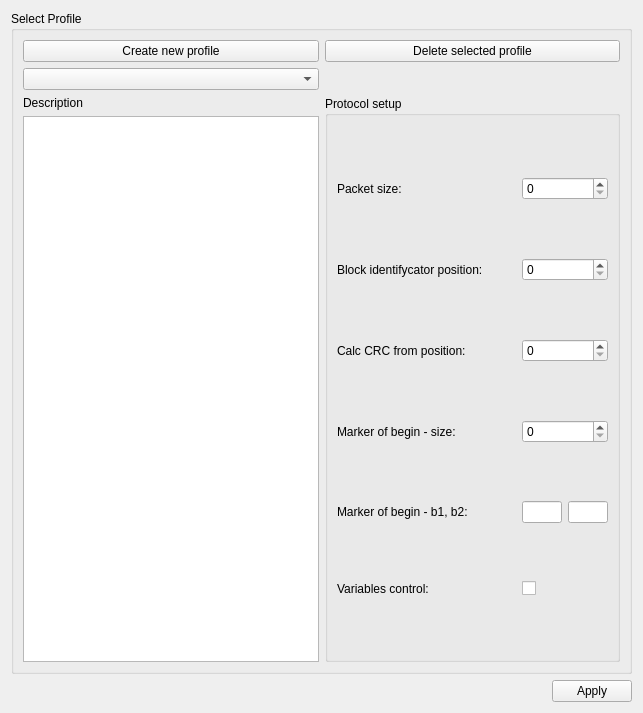
nghtsnw/etrodiag, file settingsdialog.ui: the form before one commit.
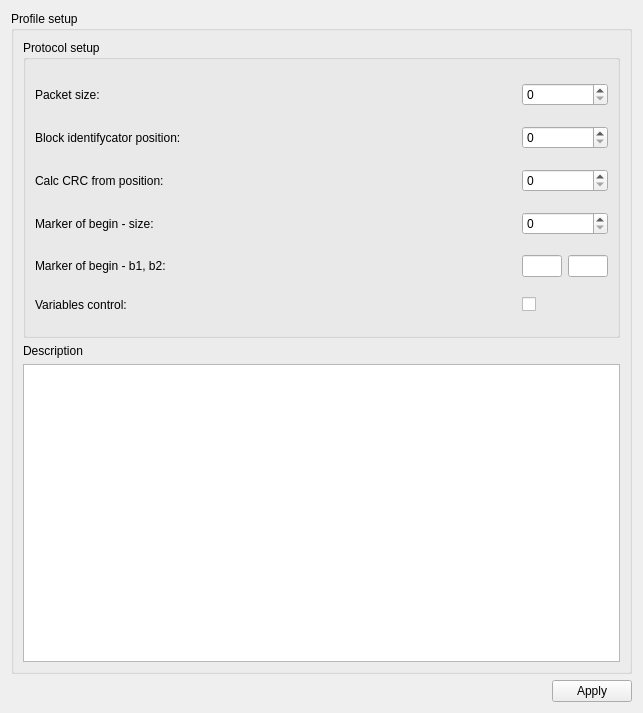
The form after the commit.

The edit to the form file:
```diff
--- a/settingsdialog.ui
+++ b/settingsdialog.ui
@@ -53,54 +53,10 @@
       </sizepolicy>
      </property>
      <property name="title">
-      <string>Select Profile</string>
+      <string>Profile setup</string>
      </property>
-     <layout class="QGridLayout" name="gridLayout_4">
-      <item row="0" column="0">
-       <widget class="QPushButton" name="newProfileButton">
-        <property name="text">
-         <string>Create new profile</string>
-        </property>
-       </widget>
-      </item>
-      <item row="3" column="0">
-       <widget class="QTextEdit" name="descriptionTextEdit">
-        <property name="sizePolicy">
-         <sizepolicy hsizetype="Preferred" vsizetype="Expanding">
-          <horstretch>0</horstretch>
-          <verstretch>0</verstretch>
-         </sizepolicy>
-        </property>
-       </widget>
-      </item>
-      <item row="1" column="0">
-       <widget class="QComboBox" name="profileSelectBox">
-        <property name="editable">
-         <bool>false</bool>
-        </property>
-        <property name="currentText">
-         <string/>
-        </property>
-        <property name="currentIndex">
-         <number>-1</number>
-        </property>
-       </widget>
-      </item>
-      <item row="0" column="1">
-       <widget class="QPushButton" name="deleteProfileButton">
-        <property name="text">
-         <string>Delete selected profile</string>
-        </property>
-       </widget>
-      </item>
-      <item row="2" column="0">
-       <widget class="QLabel" name="descriptionProfileLabel">
-        <property name="text">
-         <string>Description</string>
-        </property>
-       </widget>
-      </item>
-      <item row="2" column="1" rowspan="2">
+     <layout class="QVBoxLayout" name="verticalLayout">
+      <item>
        <widget class="QGroupBox" name="protocolSetupBox">
         <property name="sizePolicy">
          <sizepolicy hsizetype="Preferred" vsizetype="MinimumExpanding">
@@ -218,6 +174,23 @@
         </layout>
        </widget>
       </item>
+      <item>
+       <widget class="QLabel" name="descriptionProfileLabel">
+        <property name="text">
+         <string>Description</string>
+        </property>
+       </widget>
+      </item>
+      <item>
+       <widget class="QTextEdit" name="descriptionTextEdit">
+        <property name="sizePolicy">
+         <sizepolicy hsizetype="Preferred" vsizetype="Expanding">
+          <horstretch>0</horstretch>
+          <verstretch>0</verstretch>
+         </sizepolicy>
+        </property>
+       </widget>
+      </item>
      </layout>
     </widget>
    </item>
```
